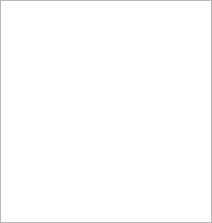
This is source/wnd/ui/robomgr.ui in ww4u/megarobostudio as Qt 5 draws it before an edit. The edited form follows.
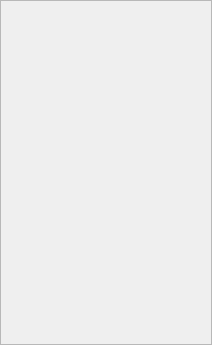
This is the edited form.

What changed in the file:
```diff
--- a/source/wnd/ui/robomgr.ui
+++ b/source/wnd/ui/robomgr.ui
@@ -2,14 +2,23 @@
 <ui version="4.0">
  <class>roboMgr</class>
  <widget class="QWidget" name="roboMgr">
+  <property name="enabled">
+   <bool>false</bool>
+  </property>
   <property name="geometry">
    <rect>
     <x>0</x>
     <y>0</y>
     <width>212</width>
-    <height>223</height>
+    <height>345</height>
    </rect>
   </property>
+  <property name="sizePolicy">
+   <sizepolicy hsizetype="Preferred" vsizetype="Preferred">
+    <horstretch>0</horstretch>
+    <verstretch>0</verstretch>
+   </sizepolicy>
+  </property>
   <property name="windowTitle">
    <string>Form</string>
   </property>
```
Left out of the diff: 2 changed lines with no effect on the pictures.
